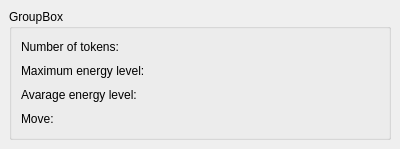
The window that simulations/boltzmannform.ui (KDE/kalzium) describes before a commit, drawn with Qt 5.
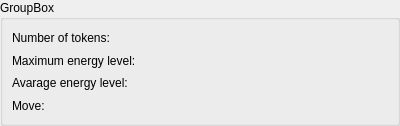
The same window after the commit.

Patch:
```diff
--- a/simulations/boltzmannform.ui
+++ b/simulations/boltzmannform.ui
@@ -9,21 +9,37 @@
     <x>0</x>
     <y>0</y>
     <width>400</width>
-    <height>149</height>
+    <height>126</height>
    </rect>
   </property>
+  <property name="sizePolicy" >
+   <sizepolicy>
+    <hsizetype>1</hsizetype>
+    <vsizetype>5</vsizetype>
+    <horstretch>0</horstretch>
+    <verstretch>0</verstretch>
+   </sizepolicy>
+  </property>
   <property name="windowTitle" >
    <string>Form</string>
   </property>
   <layout class="QVBoxLayout" >
    <property name="margin" >
-    <number>9</number>
+    <number>0</number>
    </property>
    <property name="spacing" >
     <number>6</number>
    </property>
    <item>
     <widget class="QGroupBox" name="groupBox" >
+     <property name="sizePolicy" >
+      <sizepolicy>
+       <hsizetype>5</hsizetype>
+       <vsizetype>1</vsizetype>
+       <horstretch>0</horstretch>
+       <verstretch>0</verstretch>
+      </sizepolicy>
+     </property>
      <property name="title" >
       <string>GroupBox</string>
      </property>
```
